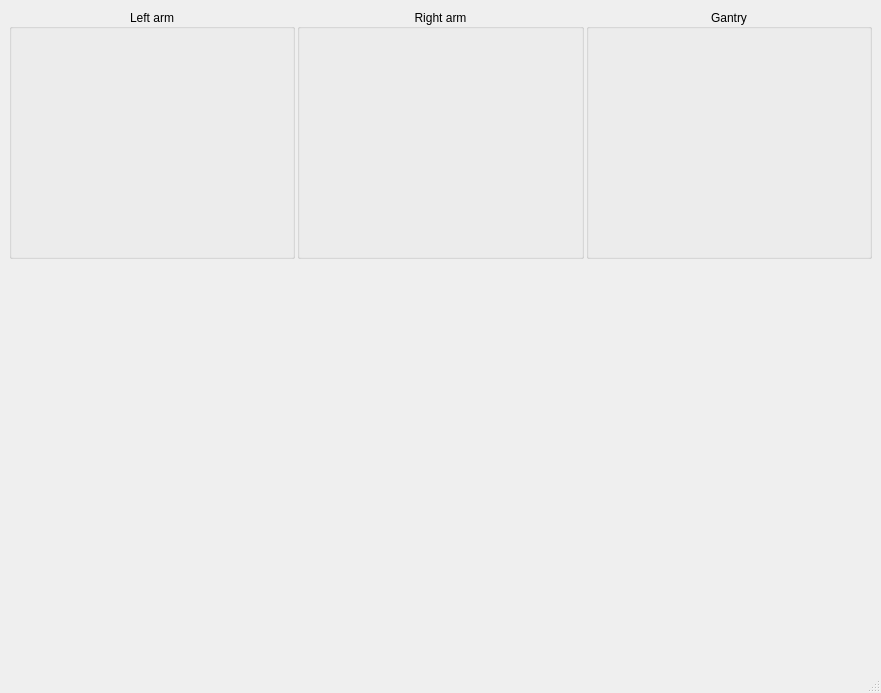
Qt form GUI/forms/MainWindow.ui (piotrpodlaski/rimokun) before a commit.
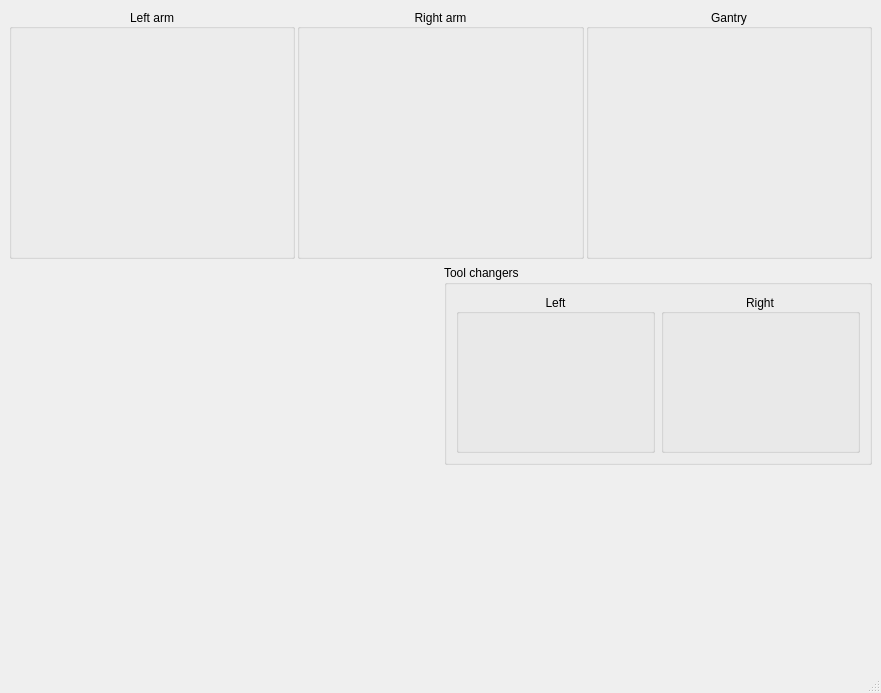
The same form after that commit. Custom widgets are drawn as their Qt base class.

What changed in the file:
```diff
--- a/GUI/forms/MainWindow.ui
+++ b/GUI/forms/MainWindow.ui
@@ -245,17 +245,43 @@
        </widget>
       </item>
       <item>
-       <spacer name="horizontalSpacer">
-        <property name="orientation">
-         <enum>Qt::Horizontal</enum>
+       <widget class="QGroupBox" name="groupBox_4">
+        <property name="title">
+         <string>Tool changers</string>
         </property>
-        <property name="sizeHint" stdset="0">
-         <size>
-          <width>40</width>
-          <height>20</height>
-         </size>
-        </property>
-       </spacer>
+        <layout class="QHBoxLayout" name="horizontalLayout_7">
+         <item>
+          <widget class="QGroupBox" name="groupBox_5">
+           <property name="title">
+            <string>Left</string>
+           </property>
+           <property name="alignment">
+            <set>Qt::AlignCenter</set>
+           </property>
+           <layout class="QHBoxLayout" name="horizontalLayout_8">
+            <item>
+             <widget class="ToolChanger" name="leftChanger" native="true"/>
+            </item>
+           </layout>
+          </widget>
+         </item>
+         <item>
+          <widget class="QGroupBox" name="groupBox_6">
+           <property name="title">
+            <string>Right</string>
+           </property>
+           <property name="alignment">
+            <set>Qt::AlignCenter</set>
+           </property>
+           <layout class="QHBoxLayout" name="horizontalLayout_9">
+            <item>
+             <widget class="ToolChanger" name="rightChanger" native="true"/>
+            </item>
+           </layout>
+          </widget>
+         </item>
+        </layout>
+       </widget>
       </item>
      </layout>
     </item>
@@ -299,6 +325,12 @@
    <header location="global">RobotVisualisation.hpp</header>
    <container>1</container>
   </customwidget>
+  <customwidget>
+   <class>ToolChanger</class>
+   <extends>QWidget</extends>
+   <header location="global">ToolChanger.hpp</header>
+   <container>1</container>
+  </customwidget>
  </customwidgets>
  <resources/>
  <connections/>
```
